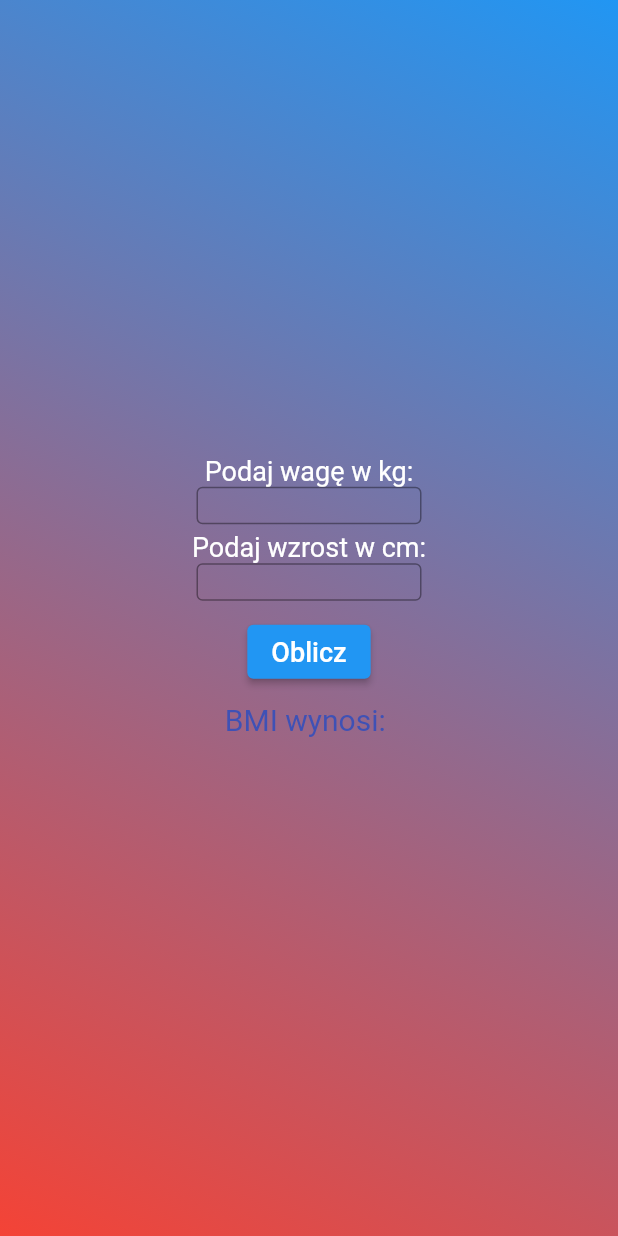
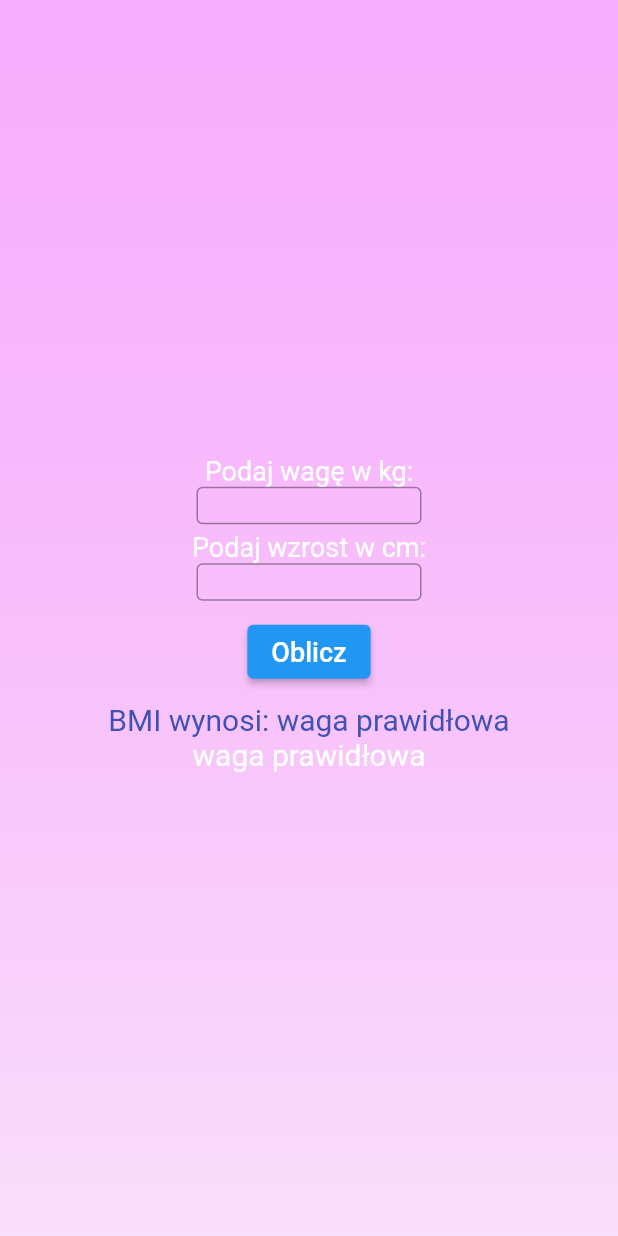
Before and after one commit to jakubfurmanowicz/BMICalculator, a Flutter app: the screen it shows after launch, on a phone screen of 412 x 824 dp. Run offline on Flutter 3.47's test engine with Material 2 defaults, Android fonts, the phone set to English and light mode, and no system bars.

Commit message:
gradientGroup

```diff
--- a/lib/main.dart
+++ b/lib/main.dart
@@ -1,4 +1,3 @@
-import 'package:flutter/cupertino.dart';
 import 'package:flutter/material.dart';
 
 void main() {
@@ -44,7 +43,7 @@ class _MyHomePageState extends State<MyHomePage> {
   final TextEditingController _weightOfBodyController = TextEditingController();
   String _result = '';
   String _error = '';
-  String _group = '';
+  String _group = 'waga prawidłowa';
 
   @override
   Widget build(BuildContext context) {
@@ -56,16 +55,7 @@ class _MyHomePageState extends State<MyHomePage> {
     // than having to individually change instances of widgets.
     return Scaffold(
         body: Container(
-            decoration: BoxDecoration(
-              gradient: LinearGradient(
-                begin: Alignment.topRight,
-                end: Alignment.bottomLeft,
-                colors: [
-                  Colors.blue,
-                  Colors.red
-                ]
-              ),
-            ),
+            decoration: BoxDecoration(gradient: GetGradientByGroup(_group)),
             child: Center(
                 child: SingleChildScrollView(
               child: Column(children: [
@@ -98,8 +88,7 @@ class _MyHomePageState extends State<MyHomePage> {
                 Padding(padding: EdgeInsets.only(top: 10)),
                 ElevatedButton(
                     onPressed: CalculateYourBmi,
-                    style:
-                        ElevatedButton.styleFrom(primary: Colors.blue),
+                    style: ElevatedButton.styleFrom(primary: Colors.blue),
                     child:
                         const Text('Oblicz', style: TextStyle(fontSize: 18))),
                 Padding(padding: EdgeInsets.only(top: 10)),
@@ -117,6 +106,37 @@ class _MyHomePageState extends State<MyHomePage> {
             ))));
   }
 
+  LinearGradient? GetGradientByGroup(String _group) {
+    if (_group == 'wyglodzenie' || _group == 'wychudzenie') {
+      return LinearGradient(
+          begin: Alignment.bottomCenter,
+          end: Alignment.topCenter,
+          colors: [new Color(0xff3519c2), new Color(0xff4c7ef2)]);
+    } else if (_group == 'niedowaga') {
+      return LinearGradient(
+          begin: Alignment.bottomCenter,
+          end: Alignment.topCenter,
+          colors: [new Color(0xff1552dd), new Color(0xff4cb4f2)]);
+    } else if (_group == 'waga prawidłowa') {
+      return LinearGradient(
+          begin: Alignment.bottomCenter,
+          end: Alignment.topCenter,
+          colors: [new Color(0xff21F32BFF), new Color(0xff8BF56DFF)]);
+    } else if (_group == 'nadwaga') {
+      return LinearGradient(
+          begin: Alignment.bottomCenter,
+          end: Alignment.topCenter,
+          colors: [new Color(0xffAD0202FF), new Color(0xffff0000)]);
+    } else if (_group == 'otyłość I stopnia' ||
+        _group == 'otyłość II stopnia' ||
+        _group == 'otyłość III stopnia') {
+      return LinearGradient(
+          begin: Alignment.bottomCenter,
+          end: Alignment.topCenter,
+          colors: [new Color(0xff6c0b0b), new Color(0xffc21919)]);
+    }
+  }
+
   void CalculateYourBmi() async {
     String error = 'Wprowadź poprawne wartości';
 
@@ -131,7 +151,7 @@ class _MyHomePageState extends State<MyHomePage> {
       } else if (result >= 17 && result < 18.6) {
         _group = 'niedowaga';
       } else if (result >= 18.6 && result < 25) {
-        _group = '(waga prawidłowa)';
+        _group = 'waga prawidłowa';
       } else if (result >= 25 && result < 30) {
         _group = 'nadwaga';
       } else if (result >= 30 && result < 35) {
```
Also changed, not shown: pubspec.lock, 3 other files.
